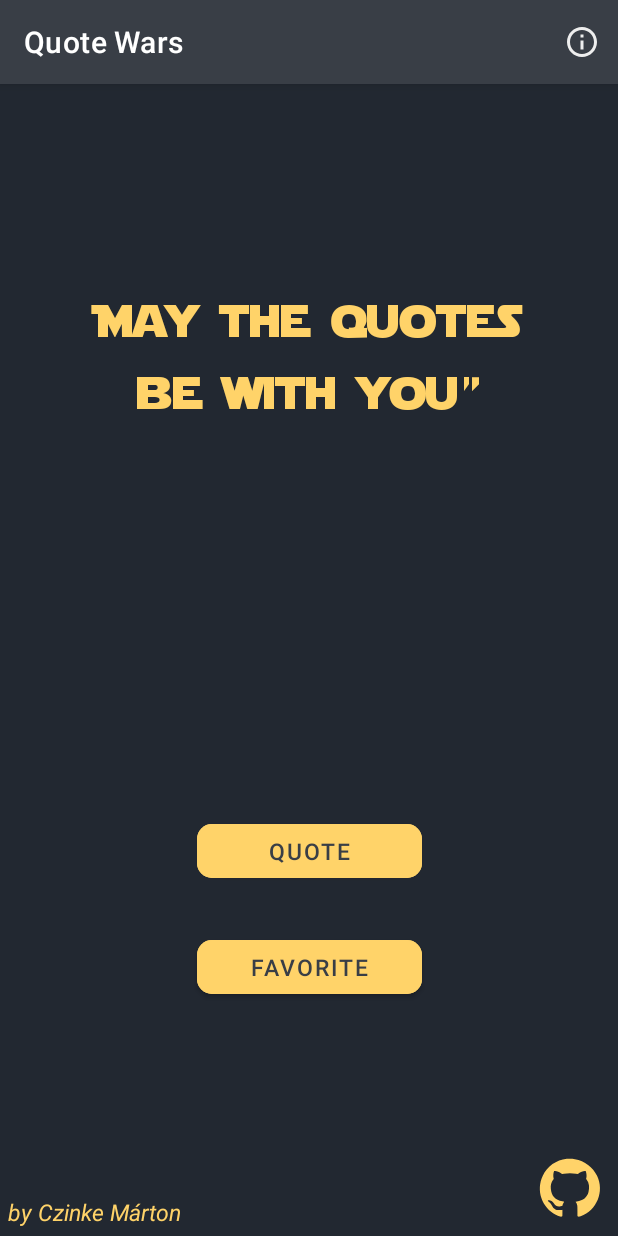
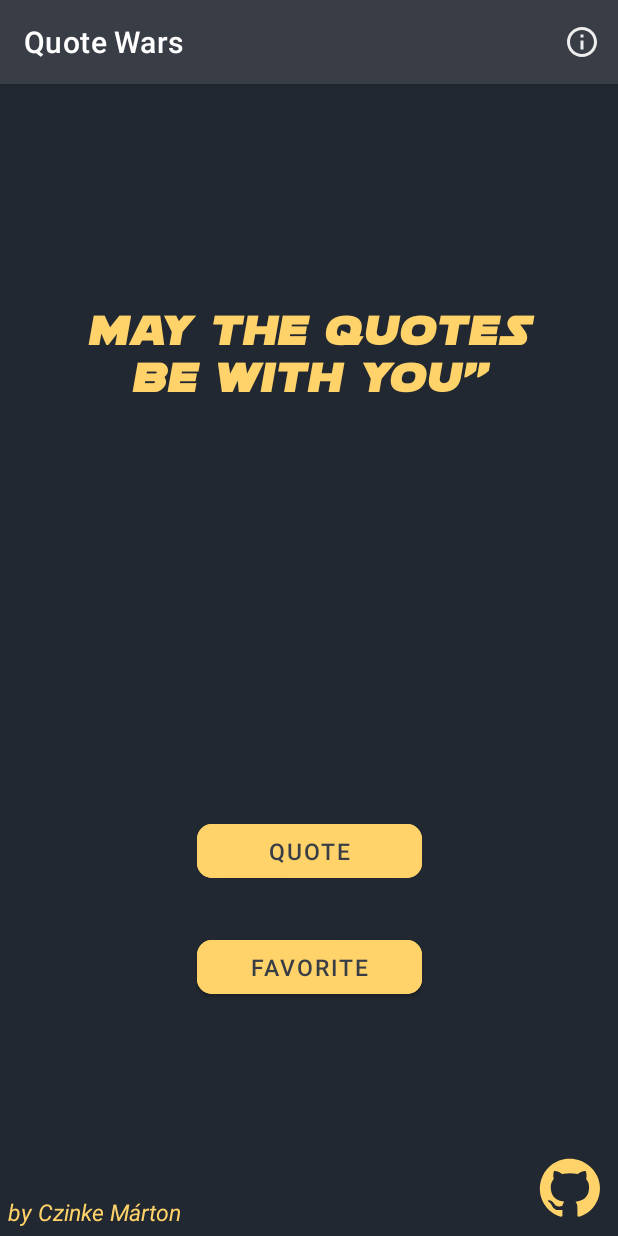
Before and after one commit to CzinkeM/Quote-Wars, an Android app: the screen it shows after launch (MainActivity), on a phone screen of 412 x 824 dp. Run offline under Robolectric (Android 15) with nearby library versions, the phone set to English and light mode, and no system bars; our stand-ins replace data binding, navigation-ui.

Commit message:
Change font type and fix navigation issue

```diff
--- a/QuoteWars/app/src/main/AndroidManifest.xml
+++ b/QuoteWars/app/src/main/AndroidManifest.xml
@@ -6,7 +6,7 @@
 
     <application
         android:allowBackup="true"
-        android:icon="@mipmap/ic_launcher"
+        android:icon="@mipmap/ic_logo"
         android:label="@string/app_name"
         android:roundIcon="@mipmap/ic_logo"
         android:supportsRtl="true"
--- a/QuoteWars/app/src/main/java/com/example/quotewars/MainActivity.kt
+++ b/QuoteWars/app/src/main/java/com/example/quotewars/MainActivity.kt
@@ -4,10 +4,17 @@ import androidx.appcompat.app.AppCompatActivity
 import android.os.Bundle
 import android.view.Menu
 import android.view.MenuItem
+import androidx.navigation.Navigation
+import androidx.navigation.findNavController
+import androidx.navigation.ui.NavigationUI
 
 class MainActivity : AppCompatActivity() {
     override fun onCreate(savedInstanceState: Bundle?) {
         super.onCreate(savedInstanceState)
         setContentView(R.layout.activity_main)
     }
+
+    override fun onSupportNavigateUp(): Boolean {
+        return super.onSupportNavigateUp()
+    }
 }
--- a/QuoteWars/app/src/main/java/com/example/quotewars/favorites/FavoritesFragment.kt
+++ b/QuoteWars/app/src/main/java/com/example/quotewars/favorites/FavoritesFragment.kt
@@ -4,6 +4,7 @@ import android.os.Bundle
 import android.util.Log
 import android.view.*
 import android.widget.Toast
+import androidx.activity.OnBackPressedCallback
 import androidx.fragment.app.Fragment
 import androidx.databinding.DataBindingUtil
 import androidx.lifecycle.Observer
@@ -40,8 +41,11 @@ class FavoritesFragment : Fragment() {
                 adapter.addHeaderAndSubmitList(it)
             }
         })
+
+
         setHasOptionsMenu(true)
         return binding.root
+
     }
 
     override fun onCreateOptionsMenu(menu: Menu, inflater: MenuInflater) {
--- a/QuoteWars/app/src/main/java/com/example/quotewars/home/HomeFragmentViewModel.kt
+++ b/QuoteWars/app/src/main/java/com/example/quotewars/home/HomeFragmentViewModel.kt
@@ -15,9 +15,8 @@ import com.example.quotewars.database.QuoteDatabase
 
 class HomeFragmentViewModel: ViewModel() {
 
-    val dailyQuote = "This is the daily quote"
     fun openGithub(context: Context){
-        val pageURL="http://www.google.com"
+        val pageURL="https://github.com/CzinkeM/Quote-Wars"
         val browserIntent = Intent(Intent.ACTION_VIEW, Uri.parse(pageURL))
         context.startActivity(browserIntent)
     }
--- /dev/null
+++ b/QuoteWars/app/src/main/res/font-v26/starwars_font.xml
@@ -0,0 +1,7 @@
+<?xml version="1.0" encoding="utf-8"?>
+<font-family xmlns:android="http://schemas.android.com/apk/res/android">
+    <font
+        android:fontStyle="normal"
+        android:fontWeight="300"
+        android:font="@font/soloist1"/>
+</font-family>
--- /dev/null
+++ b/QuoteWars/app/src/main/res/font/starwars_font.xml
@@ -0,0 +1,7 @@
+<?xml version="1.0" encoding="utf-8"?>
+<font-family xmlns:android="http://schemas.android.com/apk/res/android">
+    <font
+        android:fontStyle="normal"
+        android:fontWeight="300"
+        android:font="@font/soloist1"/>
+</font-family>
--- a/QuoteWars/app/src/main/res/layout/fragment_home.xml
+++ b/QuoteWars/app/src/main/res/layout/fragment_home.xml
@@ -40,7 +40,7 @@
             android:layout_height="150dp"
             android:layout_marginHorizontal="32dp"
             android:layout_marginVertical="16dp"
-            android:fontFamily="@font/starjedi"
+            android:fontFamily="@font/starwars_font"
             android:gravity="center"
             android:padding="5dp"
             android:text="@string/beWithYou"
@@ -115,6 +115,5 @@
             app:tint="@color/yellow"
             android:padding="5dp"/>
 
-
     </androidx.constraintlayout.widget.ConstraintLayout>
 </layout>
--- a/QuoteWars/app/src/main/res/layout/fragment_quote.xml
+++ b/QuoteWars/app/src/main/res/layout/fragment_quote.xml
@@ -28,7 +28,7 @@
             android:id="@+id/textQuote"
             android:text="@string/loading"
             tools:text="Some example text to show"
-            android:fontFamily="@font/starjedi"
+            android:fontFamily="@font/starwars_font"
 
             />
         <LinearLayout
--- a/QuoteWars/app/src/main/res/layout/fragment_quote_inspect.xml
+++ b/QuoteWars/app/src/main/res/layout/fragment_quote_inspect.xml
@@ -20,7 +20,7 @@
             android:padding="5dp"
             android:gravity="center"
             android:textAlignment="center"
-            android:fontFamily="@font/starjedi"
+            android:fontFamily="@font/starwars_font"
             android:textSize="20sp"
             android:textColor="@color/yellow"
             app:layout_constraintBottom_toBottomOf="parent"
--- a/QuoteWars/app/src/main/res/layout/header.xml
+++ b/QuoteWars/app/src/main/res/layout/header.xml
@@ -10,5 +10,5 @@
     android:textColor="@color/darkest_grey"
     android:textAlignment="center"
     android:textSize="20sp"
-    android:fontFamily="@font/starjedi"
+    android:fontFamily="@font/starwars_font"
     />
--- a/QuoteWars/app/src/main/res/layout/item.xml
+++ b/QuoteWars/app/src/main/res/layout/item.xml
@@ -50,7 +50,7 @@
             tools:text="Its a simple quote"
             android:textSize="15sp"
             android:textColor="@color/whiter"
-            android:fontFamily="@font/starjedi"
+            android:fontFamily="@font/starwars_font"
             />
     </LinearLayout>
 </com.google.android.material.card.MaterialCardView>
--- a/QuoteWars/app/src/main/res/navigation/my_navigation.xml
+++ b/QuoteWars/app/src/main/res/navigation/my_navigation.xml
@@ -12,10 +12,14 @@
         tools:layout="@layout/fragment_home" >
         <action
             android:id="@+id/toQuoteFragment"
-            app:destination="@id/quoteFragment" />
+            app:destination="@id/quoteFragment"
+            app:popUpTo="@id/quoteFragment"
+            app:popUpToInclusive="true" />
         <action
             android:id="@+id/action_homeFragment_to_favoritesFragment"
-            app:destination="@id/favoritesFragment" />
+            app:destination="@id/favoritesFragment"
+            app:popUpTo="@id/favoritesFragment"
+            app:popUpToInclusive="true" />
     </fragment>
     <fragment
         android:id="@+id/quoteFragment"
@@ -34,7 +38,9 @@
         tools:layout="@layout/fragment_favorites">
         <action
             android:id="@+id/navigateToQuoteInspectfragment"
-            app:destination="@id/quoteInspectFragment" />
+            app:destination="@id/quoteInspectFragment"
+            app:popUpTo="@id/quoteInspectFragment"
+            app:popUpToInclusive="true" />
     </fragment>
     <fragment
         android:id="@+id/quoteInspectFragment"
@@ -49,6 +55,8 @@
             app:argType="integer" />
         <action
             android:id="@+id/navigateBackToRecyclerView"
-            app:destination="@id/favoritesFragment" />
+            app:destination="@id/favoritesFragment"
+            app:popUpTo="@id/favoritesFragment"
+            app:popUpToInclusive="true" />
     </fragment>
 </navigation>
```
Also changed, not shown: QuoteWars/app/src/main/res/font/soloist1.ttf (added).
